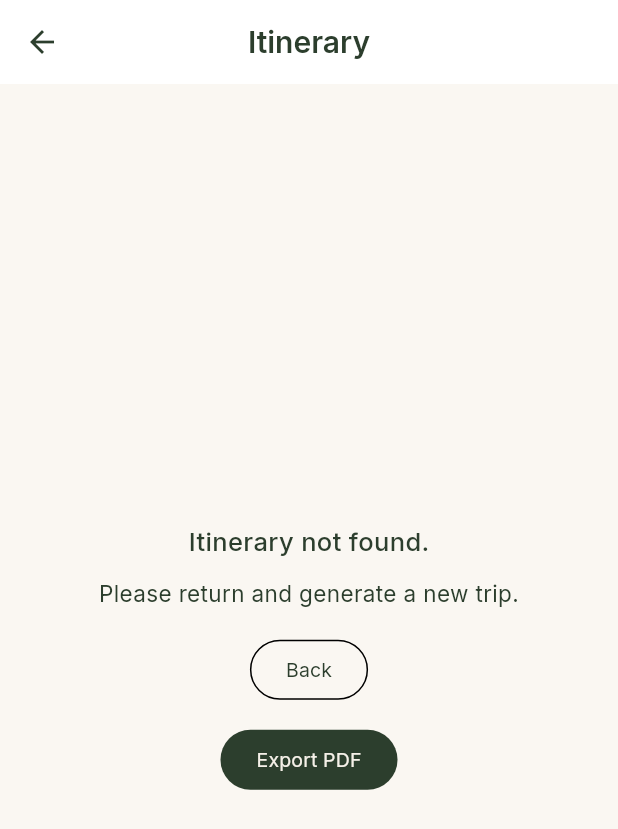
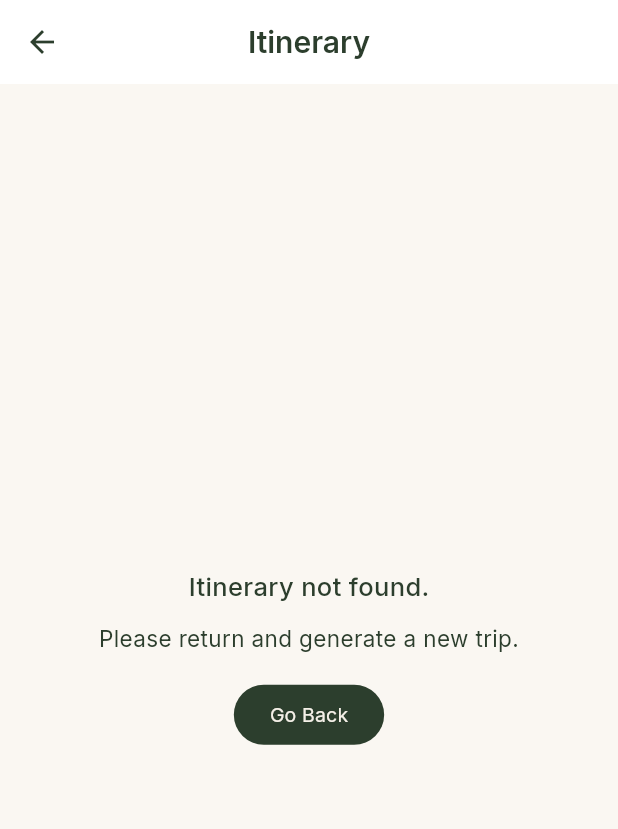
Before and after one commit to RusithHansana/nomad-agent, a Flutter app: the ItineraryScreen screen opened directly with empty values, on a phone screen of 412 x 824 dp. Shown: the top 829 px of the screen. Run offline on Flutter 3.47's test engine with Material 3 defaults, Android fonts, the phone set to English and light mode, and no system bars; our stand-ins replace dio, flutter_map, flutter_riverpod, go_router, google_fonts, latlong2 and 2 more; statements that could not run were skipped.

Commit message:
refactor: update PDF export UI, improve error logging, and add map snapshot scheduling

```diff
--- a/app/lib/features/itinerary/itinerary_screen.dart
+++ b/app/lib/features/itinerary/itinerary_screen.dart
@@ -114,37 +114,11 @@ class ItineraryScreen extends ConsumerWidget {
                     ),
                   ),
                   const SizedBox(height: AppSpacing.md),
-                  OutlinedButton(
+                  FilledButton(
                     onPressed: () {
                       _popOrGoHome(context);
                     },
-                    child: const Text('Back'),
-                  ),
-                  const SizedBox(height: AppSpacing.sm),
-                  FilledButton(
-                    onPressed: isGenerating
-                        ? null
-                        : () {
-                            ref
-                                .read(pdfExportControllerProvider.notifier)
-                                .export();
-                          },
-                    child: isGenerating
-                        ? const Row(
-                            mainAxisSize: MainAxisSize.min,
-                            children: [
-                              SizedBox(
-                                width: 16,
-                                height: 16,
-                                child: CircularProgressIndicator(
-                                  strokeWidth: 2,
-                                ),
-                              ),
-                              SizedBox(width: AppSpacing.sm),
-                              Text('Exporting...'),
-                            ],
-                          )
-                        : const Text('Export PDF'),
+                    child: const Text('Go Back'),
                   ),
                 ],
               ),
@@ -334,7 +308,9 @@ Future<void> _handlePdfShareAndSuccess(
 }) async {
   try {
     await ref.read(pdfShareServiceProvider).sharePdf(filePath);
-  } catch (_) {
+  } catch (e, stackTrace) {
+    debugPrint('PDF Share failed: $e');
+    debugPrint('Stack trace: $stackTrace');
     if (!context.mounted) {
       return;
     }
--- a/app/lib/features/pdf/pdf_generator.dart
+++ b/app/lib/features/pdf/pdf_generator.dart
@@ -46,6 +46,7 @@ Future<PdfExportResult> generateItineraryPdf(
 
   document.addPage(
     pw.MultiPage(
+      maxPages: 100,
       pageTheme: pw.PageTheme(
         margin: const pw.EdgeInsets.fromLTRB(30, 28, 30, 28),
       ),
```
Also changed, not shown: app/lib/features/itinerary/widgets/itinerary_map_tab.dart (+7 -1 lines), app/lib/features/pdf/providers/pdf_export_provider.dart (+4 -3 lines).
